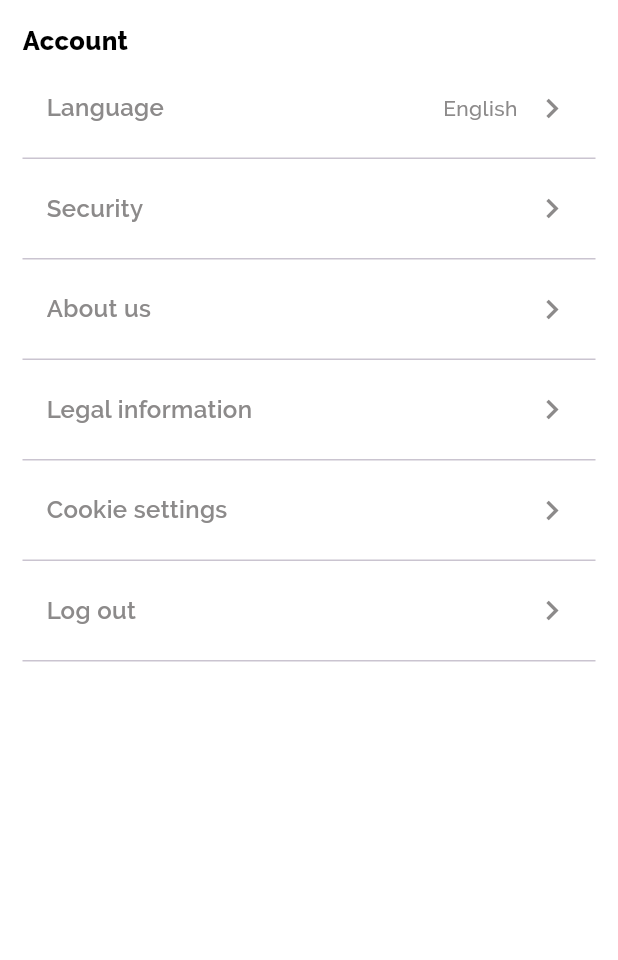
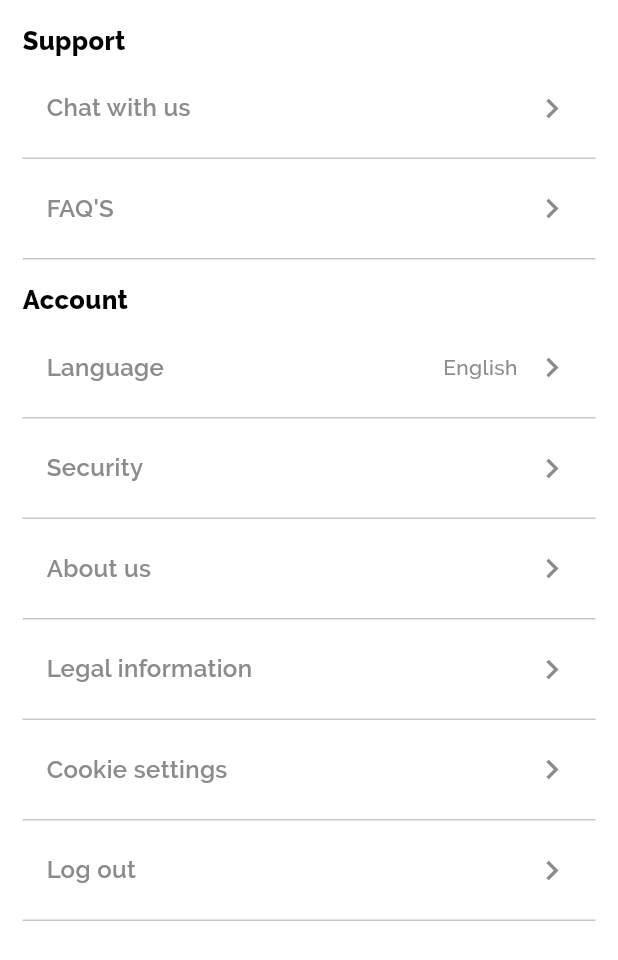
Before and after one commit to chh0871/MVP, a Flutter app: the SettingsPage screen opened directly, on a phone screen of 412 x 824 dp. Shown: the top 960 px of the screen. Run offline on Flutter 3.47's test engine with Material 3 defaults, Android fonts, the phone set to English and light mode, and no system bars; our stand-ins replace cloud_firestore, firebase_auth, firebase_core, firebase_storage, fl_chart, flutter_dotenv and 4 more; accounts and stored records are empty.

Commit message:
163 support section

```diff
--- a/lib/core/config/app_strings.dart
+++ b/lib/core/config/app_strings.dart
@@ -75,4 +75,8 @@ class AppStrings {
   static const legal_information_Text = "Legal information";
   static const cookie_settings_Text = "Cookie settings";
   static const log_out_Text = "Log out";
+
+  static const chat_with_us_Text = "Chat with us";
+  static const FAQ_Text = "FAQ'S";
+  static const support_Text = "Support";
 }
--- a/lib/features/settings/settings_model.dart
+++ b/lib/features/settings/settings_model.dart
@@ -9,3 +9,9 @@ const dummyAccountSection = [
   SectionSettingsItem(title: AppStrings.cookie_settings_Text, trailing: ''),
   SectionSettingsItem(title: AppStrings.log_out_Text, trailing: '')
 ];
+
+
+const dummySupportSection = [
+  SectionSettingsItem(title: AppStrings.chat_with_us_Text, trailing: ''),
+  SectionSettingsItem(title: AppStrings.FAQ_Text, trailing: '')
+];
--- a/lib/features/settings/settings_page.dart
+++ b/lib/features/settings/settings_page.dart
@@ -1,6 +1,7 @@
 import 'package:flutter/material.dart';
 
 import 'package:cherry_mvp/core/config/config.dart';
+import 'package:cherry_mvp/features/settings/widgets/settings_support.dart';
 import 'package:cherry_mvp/features/settings/widgets/settings_account.dart';
 
 
@@ -36,6 +37,8 @@ class SettingsPageState extends State<SettingsPage> {
 
                   children: [
 
+                    SettingsSupport(),
+
                     SettingsAccount(),
                   ]
                 ),
--- /dev/null
+++ b/lib/features/settings/widgets/settings_support.dart
@@ -0,0 +1,17 @@
+import 'package:flutter/material.dart';
+import 'package:cherry_mvp/core/config/config.dart';
+import 'package:cherry_mvp/features/settings/settings_model.dart';
+import 'package:cherry_mvp/features/settings/widgets/settings_category_group.dart';
+
+
+class SettingsSupport extends StatelessWidget {
+  const SettingsSupport({super.key});
+
+  @override
+  Widget build(BuildContext context) {
+
+    return Container(
+      child: SettingsCategoryGroup(list_items: dummySupportSection, heading: AppStrings.support_Text),
+    );
+  }
+}
```
